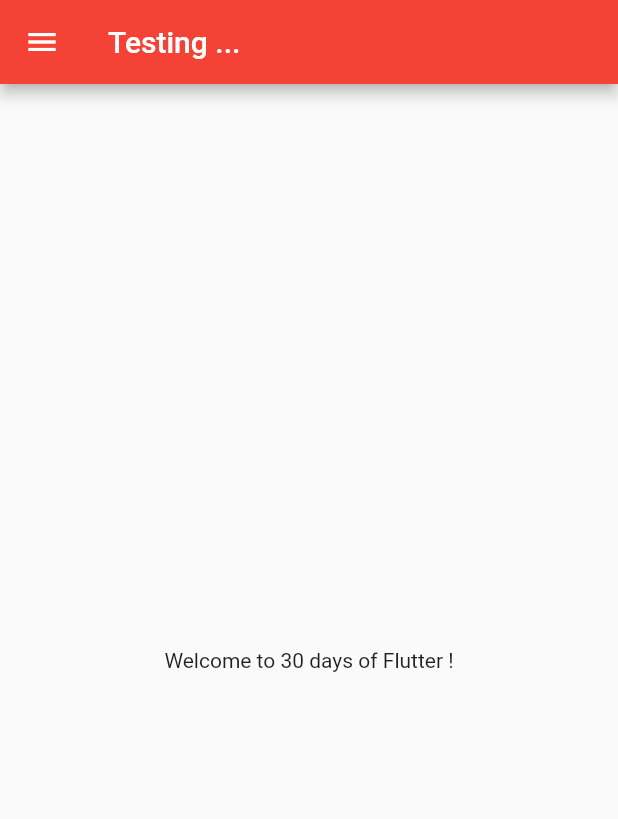
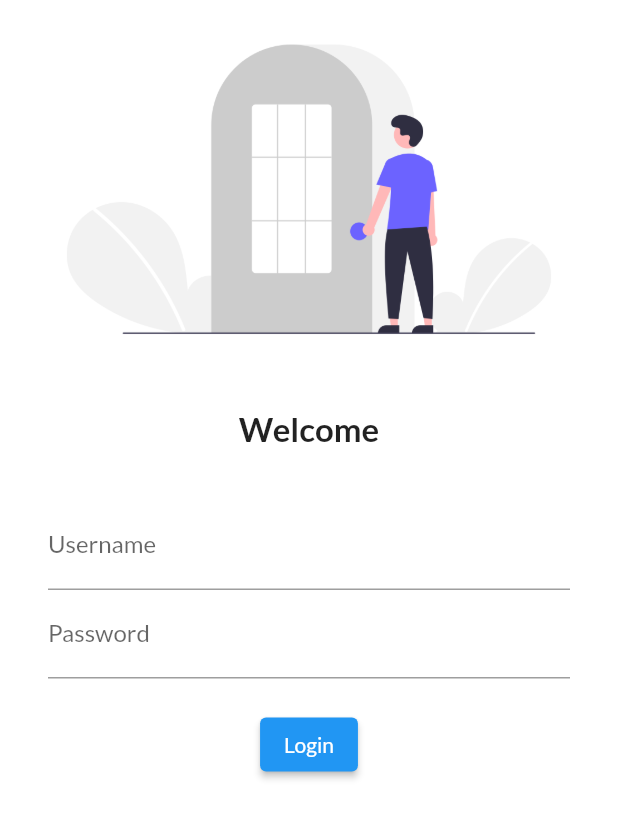
Before and after one commit to MAHESH06-cyber/Flutter_getStarted, a Flutter app: the screen it shows after launch, on a phone screen of 412 x 824 dp. Shown: the top 819 px of the screen. Run offline on Flutter 3.47's test engine with Material 2 defaults, Android fonts, the phone set to English and light mode, and no system bars; our stand-ins replace google_fonts.

Commit message:
day4 completed created login page UI

```diff
--- a/lib/main.dart
+++ b/lib/main.dart
@@ -1,4 +1,5 @@
 import 'package:flutter/material.dart';
+import 'package:google_fonts/google_fonts.dart';
 import 'pages/home_page.dart';
 import 'pages/login_page.dart';
 
@@ -8,14 +9,18 @@ class MyApp extends StatelessWidget {
   @override
   Widget build(BuildContext context) {
     return MaterialApp(
-        // themeMode: ThemeMode.dark,
-        theme: ThemeData(primarySwatch: Colors.red),
-        // darkTheme: ThemeData(brightness: Brightness.dark),
-        initialRoute: "/home",
-        routes: {
-          "/": (context) => loginPage(),
-          "/home": (context) => HomePage(),
-          "login": (context) => loginPage()
-        });
+      themeMode: ThemeMode.light,
+      theme: ThemeData(
+        primarySwatch: Colors.blue,
+        fontFamily: GoogleFonts.lato().fontFamily,
+      ),
+      // darkTheme: ThemeData(brightness: Brightness.dark),
+      // initialRoute: "/home",
+      routes: {
+        "/": (context) => LoginPage(),
+        "/home": (context) => HomePage(),
+        "login": (context) => LoginPage()
+      },
+    );
   }
 }
--- a/lib/pages/login_page.dart
+++ b/lib/pages/login_page.dart
@@ -1,19 +1,54 @@
 import 'package:flutter/material.dart';
 
-class loginPage extends StatelessWidget {
-  const loginPage({Key? key}) : super(key: key);
+class LoginPage extends StatelessWidget {
+  const LoginPage({Key? key}) : super(key: key);
 
   @override
   Widget build(BuildContext context) {
     return Material(
-      child: Center(
-        child: Text(
-          "Login Page",
-          style: TextStyle(
-              fontSize: 20, color: Colors.blue, fontWeight: FontWeight.bold),
-          textScaleFactor: 2.0,
-        ),
-      ),
-    );
+        color: Colors.white,
+        child: Column(
+          children: [
+            Image.asset(
+              "assets/images/login.png",
+              fit: BoxFit.cover,
+            ),
+            SizedBox(
+              height: 20.0,
+            ),
+            Text(
+              "Welcome",
+              style: TextStyle(fontSize: 22, fontWeight: FontWeight.bold),
+            ),
+            SizedBox(
+              height: 20.0,
+            ),
+            Padding(
+              padding:
+                  const EdgeInsets.symmetric(vertical: 16.0, horizontal: 32.0),
+              child: Column(
+                children: [
+                  TextFormField(
+                    decoration: InputDecoration(
+                        hintText: "enter username", labelText: "Username"),
+                  ),
+                  TextFormField(
+                    obscureText: true,
+                    decoration: InputDecoration(
+                        hintText: "enter password", labelText: "Password"),
+                  ),
+                  SizedBox(
+                    height: 20.0,
+                  ),
+                  ElevatedButton(
+                    onPressed: () {},
+                    child: Text("Login"),
+                    style: TextButton.styleFrom(),
+                  )
+                ],
+              ),
+            )
+          ],
+        ));
   }
 }
--- a/pubspec.yaml
+++ b/pubspec.yaml
@@ -28,6 +28,7 @@ dependencies:
   # The following adds the Cupertino Icons font to your application.
   # Use with the CupertinoIcons class for iOS style icons.
   cupertino_icons: ^1.0.2
+  google_fonts: ^2.1.0
 
 dev_dependencies:
   flutter_test:
@@ -45,8 +46,8 @@ flutter:
   uses-material-design: true
 
   # To add assets to your application, add an assets section, like this:
-  # assets:
-  #   - images/a_dot_burr.jpeg
+  assets:
+    - assets/images/
   #   - images/a_dot_ham.jpeg
 
   # An image asset can refer to one or more resolution-specific "variants", see
```
Also changed, not shown: assets/images/login.png (added), pubspec.lock, 1 other file.
